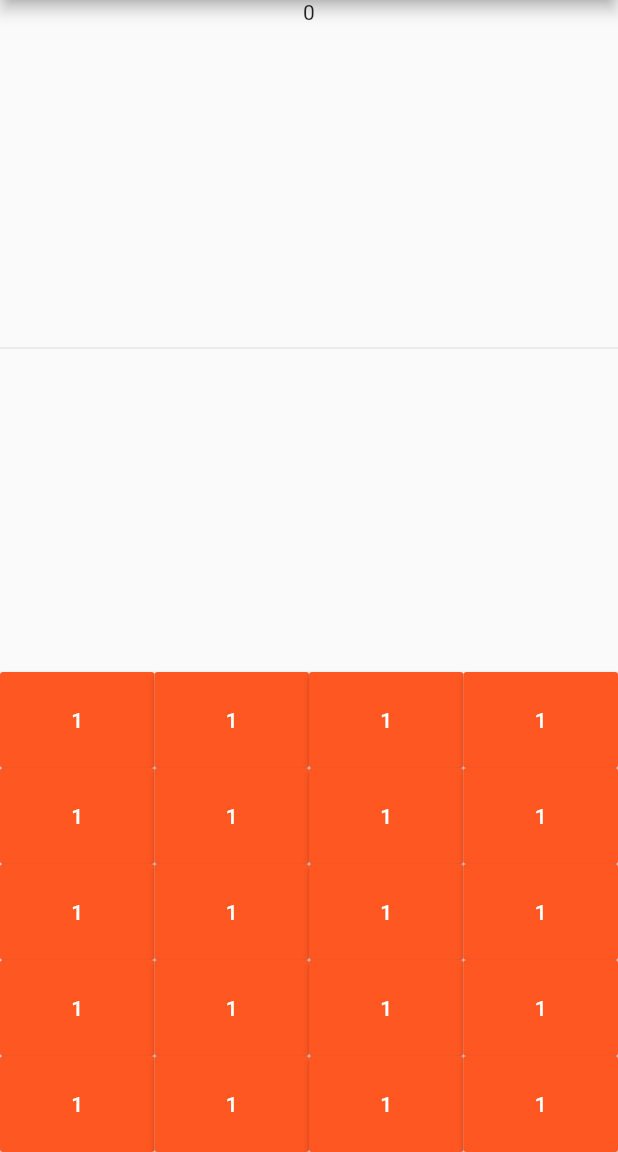
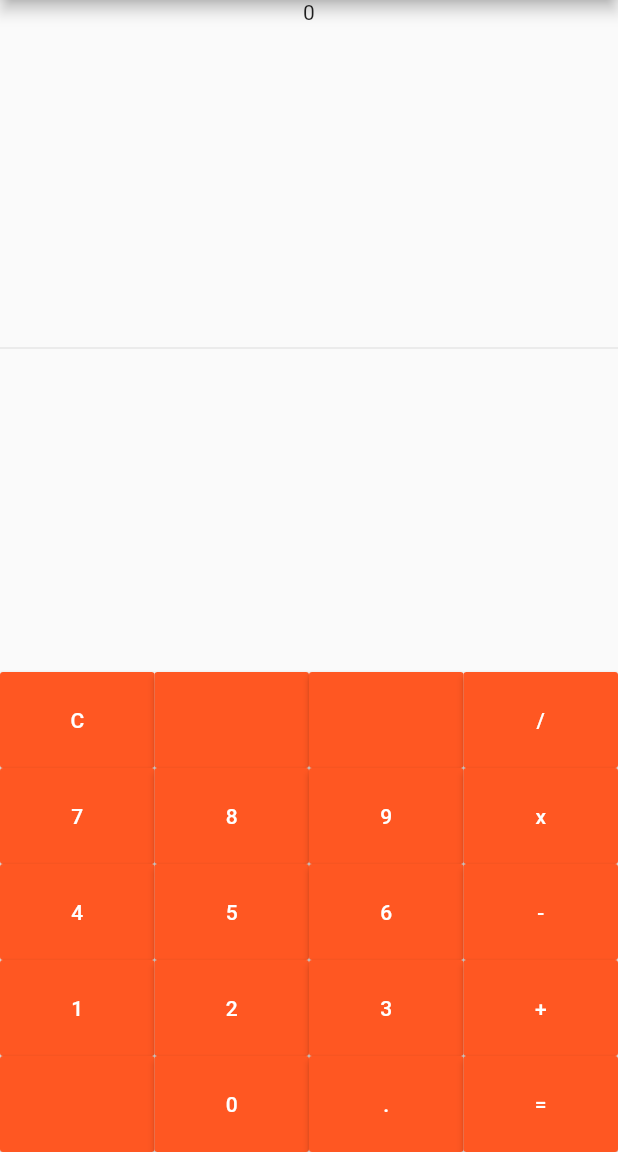
Before and after one commit to VBT-Intership/ErtugrulOzvardar-FlutterCalculator, a Flutter app: the screen it shows after launch, on a phone screen of 412 x 824 dp, the part 84-1236 px from its top. Run offline on Flutter 3.47's test engine with Material 2 defaults, Android fonts, the phone set to English and light mode, and no system bars.

Commit message:
Buton olusturma fonksiyonu icerisine static ve generic bir String parametresi verilerek butonlardaki sayilara veya operatorlere ozgunluk kazandirildi. Butonlara gercek degerleri atandi.

```diff
--- a/simple_calculator/lib/main.dart
+++ b/simple_calculator/lib/main.dart
@@ -30,10 +30,10 @@ class MyHomePage extends StatefulWidget {
 class _MyHomePageState extends State<MyHomePage> {
 
 
-Widget createButton(){
+Widget createButton(String number){
   return Expanded(
     child: MaterialButton(
-      child: Text("1"),
+      child: Text(number),
         onPressed: () => {},
         color: Colors.deepOrange,
         textColor: Colors.white,
@@ -57,42 +57,42 @@ Widget createButton(){
             Column(children: [
                     Row(
                     children:  [
-                    createButton(),
-                    createButton(),
-                    createButton(),
-                    createButton(),
+                    createButton("C"),
+                    createButton(" "),
+                    createButton(" "),
+                    createButton("/"),
                 ]
             ),
                     Row(
                     children:  [
-                    createButton(),
-                    createButton(),
-                    createButton(),
-                    createButton(),
+                    createButton("7"),
+                    createButton("8"),
+                    createButton("9"),
+                    createButton("x"),
                 ]
             ),
                     Row(
                     children:  [
-                    createButton(),
-                    createButton(),
-                    createButton(),
-                    createButton(),
+                    createButton("4"),
+                    createButton("5"),
+                    createButton("6"),
+                    createButton("-"),
                 ]
             ),
                     Row(
                     children:  [
-                    createButton(),
-                    createButton(),
-                    createButton(),
-                    createButton(),
+                    createButton("1"),
+                    createButton("2"),
+                    createButton("3"),
+                    createButton("+"),
                 ]
             ),
                     Row(
                     children:  [
-                    createButton(),
-                    createButton(),
-                    createButton(),
-                    createButton(),
+                    createButton(" "),
+                    createButton("0"),
+                    createButton("."),
+                    createButton("="),
                 ]
             )
         ])
```
